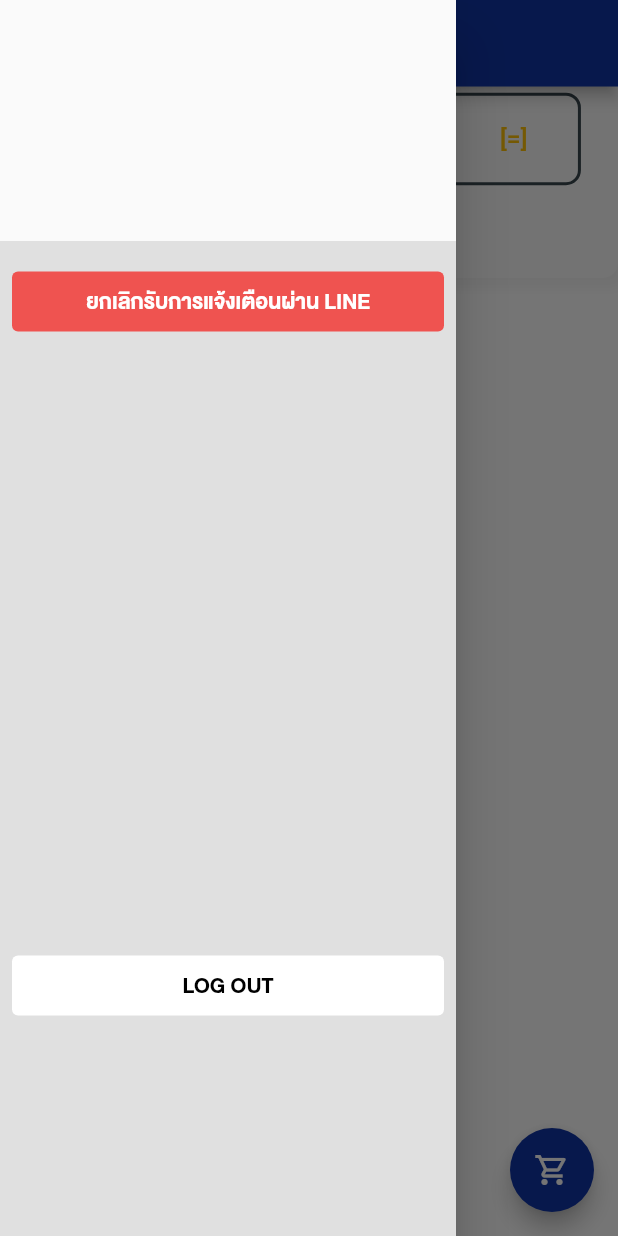
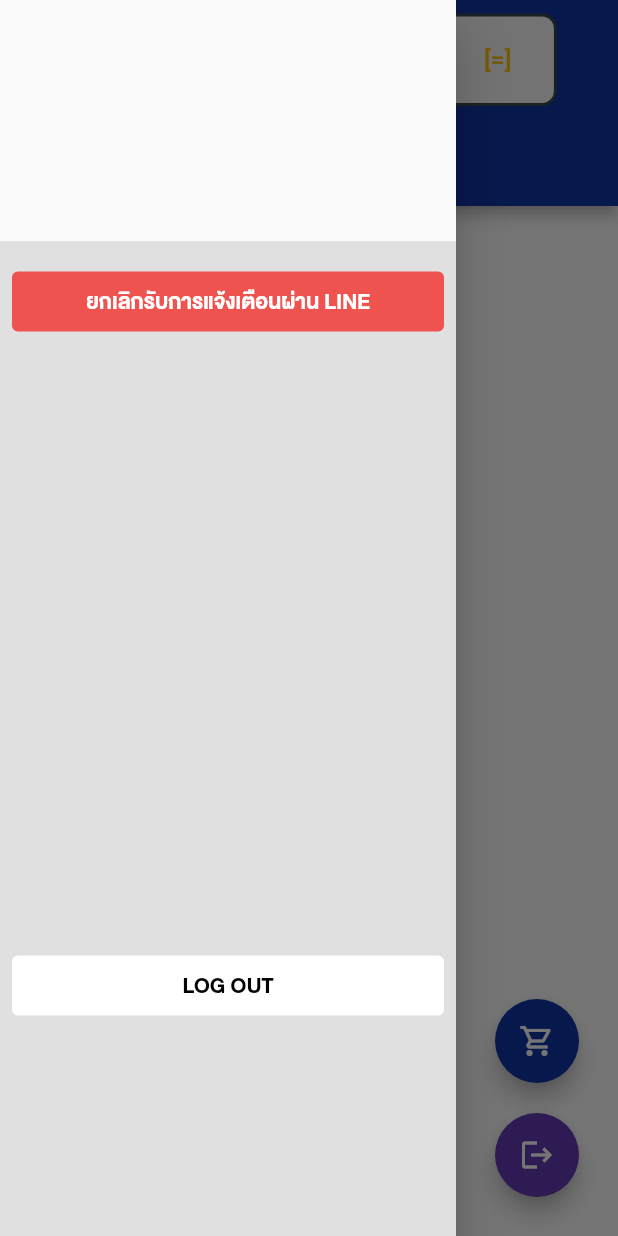
Before and after one commit to liflego/test, a Flutter app: the checkstock screen opened directly, with the side drawer open, on a phone screen of 412 x 824 dp. Run offline on Flutter 3.47's test engine with Material 2 defaults, Android fonts, the phone set to English and light mode, and no system bars; our stand-ins replace badges, flutter_hex_color, flutter_slidable, gallery_saver, image_picker and 3 more; missing offline and left inert: dart:ffi, email_otp, flutter_barcode_scanner, flutter_launcher_icons, popup_card, shared_preferences_web and 1 more; accounts and stored records are empty.

Commit message:
Update chectsotck.dart

```diff
--- a/lib/page/chectsotck.dart
+++ b/lib/page/chectsotck.dart
@@ -113,11 +113,8 @@ class _checkstock extends State<checkstock> {
               appBar: AppBar(
                 automaticallyImplyLeading:
                     stringpreferences1?[1] == "SALE" ? true : false,
-                toolbarHeight: 7.h,
-                title: Text(
-                  "STOCK",
-                  style: TextStyle(fontFamily: 'newtitlefont', fontSize: 25.sp),
-                ),
+                toolbarHeight: MediaQuery.of(context).size.height / 6,
+                title: choosetype(),
                 actions: [
                   stringpreferences1?[1] == "ADMIN"
                       ? IconButton(
@@ -164,9 +161,8 @@ class _checkstock extends State<checkstock> {
               backgroundColor: ColorConstants.backgroundbody,
               body: SingleChildScrollView(
                 child: Column(children: [
-                  choosetype(),
                   SizedBox(
-                    height: MediaQuery.of(context).size.height / 1.6,
+                    height: MediaQuery.of(context).size.height / 1.48,
                     child: ListView.builder(
                       itemBuilder: (context, index) {
                         return listItem(index);
@@ -303,24 +299,33 @@ class _checkstock extends State<checkstock> {
                   ],
                 ),
               ),
-              floatingActionButton: stringpreferences1?[1] == "ADMIN"
-                  ? null
-                  : FloatingActionButton(
-                      onPressed: gotoorder,
+              floatingActionButton: Wrap(
+                //will break to another line on overflow
+                direction:
+                    Axis.vertical, //use vertical to show  on vertical axis
+                children: <Widget>[
+                  Container(
+                      margin: EdgeInsets.all(10),
+                      child: FloatingActionButton(
                         backgroundColor: ColorConstants.appbarcolor,
-                      child: noti != 0
-                          ? badges.Badge(
-                              badgeColor: Colors.blue,
-                              badgeContent: Text(
-                                '$noti',
-                                style: TextStyle(
-                                    fontSize: 12.0.sp,
-                                    fontFamily: 'newtitlefont',
-                                    color: Colors.red),
-                              ),
+                        onPressed: () {
+                          //action code for button 1
+                        },
                         child: Icon(Icons.shopping_cart_outlined),
-                            )
-                          : Icon(Icons.shopping_cart_outlined),
+                      )), //button first
+
+                  Container(
+                      margin: EdgeInsets.all(10),
+                      child: FloatingActionButton(
+                        onPressed: () {
+                          //action code for button 3
+                        },
+                        backgroundColor: Colors.deepPurple,
+                        child: Icon(Icons.logout),
+                      )), // button third
+
+                  // Add more buttons here
+                ],
               ),
             ),
           );
@@ -332,25 +337,6 @@ class _checkstock extends State<checkstock> {
   Widget choosetype() {
     return Padding(
       padding: EdgeInsets.symmetric(vertical: 0.w, horizontal: 0.h),
-      child: Container(
-        decoration: BoxDecoration(
-          color: Colors.grey[50],
-          borderRadius: BorderRadius.only(
-            bottomLeft: Radius.circular(10),
-            bottomRight: Radius.circular(10),
-          ),
-          boxShadow: [
-            BoxShadow(
-              color: Colors.grey.withOpacity(0.1), //color of shadow
-              spreadRadius: 5, //spread radius
-              blurRadius: 5, // blur radius
-              offset: Offset(0, 2), // changes position of shadow
-              //first paramerter of offset is left-right
-              //second parameter is top to down
-            ),
-            //you can set more BoxShadow() here
-          ],
-        ),
       child: Column(
         crossAxisAlignment: CrossAxisAlignment.start,
         children: [
@@ -392,9 +378,8 @@ class _checkstock extends State<checkstock> {
                                       setState(() {
                                         allproductfordisplay =
                                             allproduct.where((_allproduct) {
-                                            var nameproduct = _allproduct
-                                                .alltype
-                                                .toLowerCase();
+                                          var nameproduct =
+                                              _allproduct.alltype.toLowerCase();
                                           return nameproduct
                                               .contains(grouptype[index]);
                                         }).toList();
@@ -402,13 +387,11 @@ class _checkstock extends State<checkstock> {
                                     },
                                     child: Container(
                                       width:
-                                            MediaQuery.of(context).size.width /
-                                                4,
+                                          MediaQuery.of(context).size.width / 4,
                                       height:
                                           MediaQuery.of(context).size.height,
                                       decoration: BoxDecoration(
-                                          borderRadius:
-                                              BorderRadius.circular(10),
+                                        borderRadius: BorderRadius.circular(10),
                                         border: Border.all(
                                             color: HexColor('#39474F'),
                                             width: 1),
@@ -480,9 +463,8 @@ class _checkstock extends State<checkstock> {
                                 grouptype[0] = "หน้าหลัก";
                                 allproductfordisplay =
                                     allproduct.where((_allproduct) {
-                                    var nameproduct = _allproduct.fav
-                                        .toString()
-                                        .toLowerCase();
+                                  var nameproduct =
+                                      _allproduct.fav.toString().toLowerCase();
                                   return nameproduct.contains("1");
                                 }).toList();
                               });
@@ -498,8 +480,7 @@ class _checkstock extends State<checkstock> {
                                     allproduct.where((_allproduct) {
                                   var nameproduct =
                                       _allproduct.alltype.toLowerCase();
-                                    return nameproduct
-                                        .contains(grouptype[index]);
+                                  return nameproduct.contains(grouptype[index]);
                                 }).toList();
                               });
                             }
@@ -526,7 +507,6 @@ class _checkstock extends State<checkstock> {
                   ),
                 ),
         ],
-        ),
       ),
     );
   }
```
Lines whose indentation alone changed are shown as unchanged.
